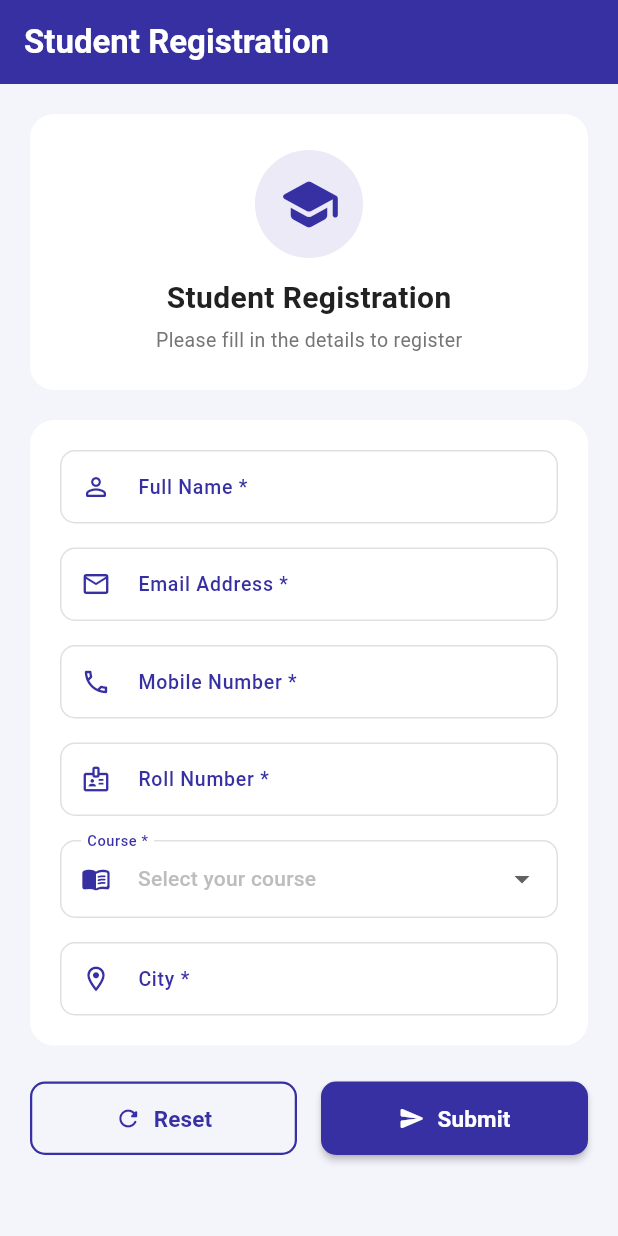
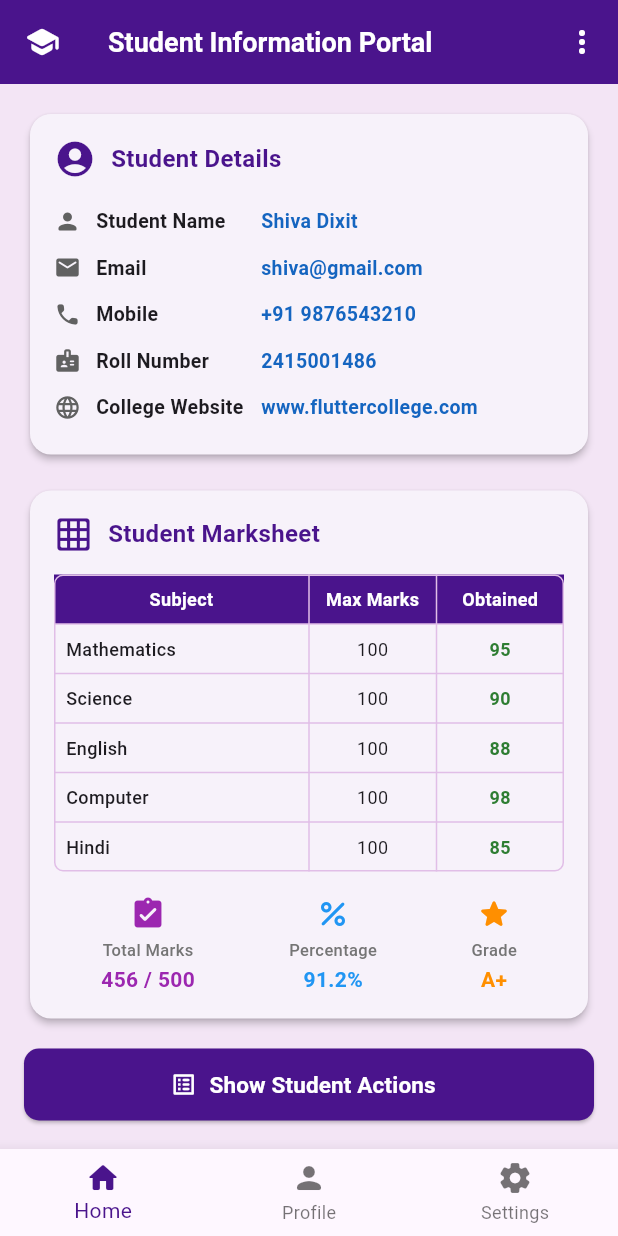
Before and after one commit to shivadixt/Jovac, a Flutter app: the screen it shows after launch, on a phone screen of 412 x 824 dp. Run offline on Flutter 3.47's test engine with Material 3 defaults, Android fonts, the light colour scheme and no system bars.

Commit message:
added student_info_ screen

```diff
--- a/jovacapp/lib/main.dart
+++ b/jovacapp/lib/main.dart
@@ -9,7 +9,8 @@ import 'package:flutter/material.dart';
 //import 'screens/home_screen.dart';
 //import 'screens/edit_course_screen.dart';
 //import 'screens/college_portal_screen.dart';
-import 'screens/student_registration_form.dart';
+//import 'screens/student_registration_form.dart';
+import 'screens/student_info_portal.dart';
 void main() {
   runApp(const MyApp());
 }
@@ -19,8 +20,9 @@ class MyApp extends StatelessWidget {
   Widget build(BuildContext context) {
     return MaterialApp(
       debugShowCheckedModeBanner: false,
-      title: 'Student Registration Form',
-      home: const StudentRegistrationForm(),
+      title: 'Student Information Portal',
+      home: const StudentInfoPortalScreen(),
+      //home: const StudentRegistrationForm(),
       //home: const CollegePortalScreen(),
       //home: const HomeScreen(),
       //home: const StudentIdCardScreen(),
--- /dev/null
+++ b/jovacapp/lib/screens/student_info_portal.dart
@@ -0,0 +1,316 @@
+import 'package:flutter/material.dart';
+class StudentInfoPortalScreen extends StatefulWidget {
+  const StudentInfoPortalScreen({super.key});
+  @override
+  State<StudentInfoPortalScreen> createState() => _StudentInfoPortalScreenState();
+}
+class _StudentInfoPortalScreenState extends State<StudentInfoPortalScreen> {
+  int _currentNavIndex = 0;
+  final Map<String, String> _studentDetails = {
+    'Student Name': 'Shiva Dixit',
+    'Email': 'shiva@gmail.com',
+    'Mobile': '+91 9876543210',
+    'Roll Number': '2415001486',
+    'College Website': 'www.fluttercollege.com',
+  };
+  final List<Map<String, dynamic>> _marksheetData = [
+    {'subject': 'Mathematics', 'maxMarks': 100, 'obtained': 95},
+    {'subject': 'Science', 'maxMarks': 100, 'obtained': 90},
+    {'subject': 'English', 'maxMarks': 100, 'obtained': 88},
+    {'subject': 'Computer', 'maxMarks': 100, 'obtained': 98},
+    {'subject': 'Hindi', 'maxMarks': 100, 'obtained': 85},
+  ];
+  int get _totalObtained => _marksheetData.fold(0, (sum, item) => sum + (item['obtained'] as int));
+  int get _totalMax => _marksheetData.fold(0, (sum, item) => sum + (item['maxMarks'] as int));
+  double get _percentage => (_totalObtained / _totalMax) * 100;
+  String get _grade {
+    if (_percentage >= 90) return 'A+';
+    if (_percentage >= 80) return 'A';
+    if (_percentage >= 70) return 'B';
+    if (_percentage >= 60) return 'C';
+    return 'D';
+  }
+  void _showSnackBar(String message) {
+    ScaffoldMessenger.of(context).clearSnackBars();
+    ScaffoldMessenger.of(context).showSnackBar(
+      SnackBar(
+        content: Row(
+          children: [
+            const Icon(Icons.check_circle_rounded, color: Colors.white),
+            const SizedBox(width: 10),
+            Expanded(child: Text(message, style: const TextStyle(color: Colors.white, fontWeight: FontWeight.w500))),
+          ],
+        ),
+        backgroundColor: const Color(0xFF2E7D32),
+        duration: const Duration(seconds: 4),
+        behavior: SnackBarBehavior.floating,
+        shape: RoundedRectangleBorder(borderRadius: BorderRadius.circular(10)),
+        action: SnackBarAction(
+          label: 'UNDO',
+          textColor: Colors.white,
+          onPressed: () {},
+        ),
+      ),
+    );
+  }
+  void _openBottomSheet() {
+    showModalBottomSheet(
+      context: context,
+      shape: const RoundedRectangleBorder(
+        borderRadius: BorderRadius.vertical(top: Radius.circular(20)),
+      ),
+      builder: (ctx) {
+        return Container(
+          padding: const EdgeInsets.symmetric(horizontal: 20, vertical: 16),
+          child: Column(
+            mainAxisSize: MainAxisSize.min,
+            crossAxisAlignment: CrossAxisAlignment.start,
+            children: [
+              Center(
+                child: Container(
+                  width: 40,
+                  height: 4,
+                  decoration: BoxDecoration(color: Colors.grey.shade300, borderRadius: BorderRadius.circular(2)),
+                ),
+              ),
+              const SizedBox(height: 12),
+              const Text(
+                'Student Actions',
+                style: TextStyle(fontSize: 18, fontWeight: FontWeight.bold, color: Color(0xFF4A148C)),
+              ),
+              const SizedBox(height: 12),
+              _actionTile(Icons.email_rounded, 'Send Email', Colors.blue, () {
+                Navigator.pop(ctx);
+                _showSnackBar('Email sent to student successfully!');
+              }),
+              _actionTile(Icons.phone_rounded, 'Call Student', Colors.green, () {
+                Navigator.pop(ctx);
+                _showSnackBar('Call initiated to student!');
+              }),
+              _actionTile(Icons.location_on_rounded, 'View Address', Colors.orange, () {
+                Navigator.pop(ctx);
+                _showSnackBar('Student address retrieved!');
+              }),
+              _actionTile(Icons.share_rounded, 'Share Profile', Colors.purple, () {
+                Navigator.pop(ctx);
+                _showSnackBar('Student Profile Shared Successfully!');
+              }),
+              _actionTile(Icons.download_rounded, 'Download Marksheet', Colors.indigo, () {
+                Navigator.pop(ctx);
+                _showSnackBar('Marksheet Downloaded Successfully!');
+              }),
+              _actionTile(Icons.cancel_rounded, 'Close', Colors.red, () {
+                Navigator.pop(ctx);
+              }),
+            ],
+          ),
+        );
+      },
+    );
+  }
+  Widget _actionTile(IconData icon, String title, Color color, VoidCallback onTap) {
+    return ListTile(
+      leading: Icon(icon, color: color),
+      title: Text(title, style: const TextStyle(fontWeight: FontWeight.w600, fontSize: 14)),
+      onTap: onTap,
+      dense: true,
+      contentPadding: EdgeInsets.zero,
+    );
+  }
+  IconData _getFieldIcon(String key) {
+    switch (key) {
+      case 'Student Name':
+        return Icons.person_rounded;
+      case 'Email':
+        return Icons.email_rounded;
+      case 'Mobile':
+        return Icons.phone_rounded;
+      case 'Roll Number':
+        return Icons.badge_rounded;
+      case 'College Website':
+        return Icons.language_rounded;
+      default:
+        return Icons.info_rounded;
+    }
+  }
+  @override
+  Widget build(BuildContext context) {
+    return Scaffold(
+      backgroundColor: const Color(0xFFF3E5F5),
+      appBar: AppBar(
+        title: const Text('Student Information Portal', style: TextStyle(color: Colors.white, fontWeight: FontWeight.bold, fontSize: 18)),
+        leading: const Icon(Icons.school_rounded, color: Colors.white),
+        backgroundColor: const Color(0xFF4A148C),
+        actions: [
+          IconButton(
+            icon: const Icon(Icons.more_vert_rounded, color: Colors.white),
+            onPressed: () {},
+          ),
+        ],
+        elevation: 0,
+      ),
+      body: SingleChildScrollView(
+        padding: const EdgeInsets.all(16),
+        child: Column(
+          children: [
+            Card(
+              elevation: 2,
+              shape: RoundedRectangleBorder(borderRadius: BorderRadius.circular(14)),
+              child: Padding(
+                padding: const EdgeInsets.all(16),
+                child: Column(
+                  crossAxisAlignment: CrossAxisAlignment.start,
+                  children: [
+                    const Row(
+                      children: [
+                        Icon(Icons.account_circle_rounded, color: Color(0xFF4A148C), size: 28),
+                        SizedBox(width: 10),
+                        Text('Student Details', style: TextStyle(fontSize: 16, fontWeight: FontWeight.bold, color: Color(0xFF4A148C))),
+                      ],
+                    ),
+                    const SizedBox(height: 12),
+                    ..._studentDetails.entries.map((entry) {
+                      return Padding(
+                        padding: const EdgeInsets.symmetric(vertical: 6),
+                        child: Row(
+                          children: [
+                            Icon(_getFieldIcon(entry.key), size: 18, color: Colors.grey.shade700),
+                            const SizedBox(width: 10),
+                            SizedBox(
+                              width: 110,
+                              child: Text(entry.key, style: const TextStyle(fontWeight: FontWeight.w600, fontSize: 13)),
+                            ),
+                            Expanded(
+                              child: SelectableText(
+                                entry.value,
+                                style: const TextStyle(color: Color(0xFF1565C0), fontWeight: FontWeight.w600, fontSize: 13),
+                              ),
+                            ),
+                          ],
+                        ),
+                      );
+                    }),
+                  ],
+                ),
+              ),
+            ),
+            const SizedBox(height: 16),
+            Card(
+              elevation: 2,
+              shape: RoundedRectangleBorder(borderRadius: BorderRadius.circular(14)),
+              child: Padding(
+                padding: const EdgeInsets.all(16),
+                child: Column(
+                  crossAxisAlignment: CrossAxisAlignment.start,
+                  children: [
+                    const Row(
+                      children: [
+                        Icon(Icons.grid_on_rounded, color: Color(0xFF4A148C), size: 26),
+                        SizedBox(width: 10),
+                        Text('Student Marksheet', style: TextStyle(fontSize: 16, fontWeight: FontWeight.bold, color: Color(0xFF4A148C))),
+                      ],
+                    ),
+                    const SizedBox(height: 14),
+                    Table(
+                      border: TableBorder.all(color: Colors.purple.shade100, width: 1, borderRadius: BorderRadius.circular(6)),
+                      columnWidths: const {
+                        0: FlexColumnWidth(2),
+                        1: FlexColumnWidth(1),
+                        2: FlexColumnWidth(1),
+                      },
+                      children: [
+                        TableRow(
+                          decoration: const BoxDecoration(color: Color(0xFF4A148C)),
+                          children: const [
+                            Padding(
+                              padding: EdgeInsets.symmetric(vertical: 8),
+                              child: Text('Subject', textAlign: TextAlign.center, style: TextStyle(color: Colors.white, fontWeight: FontWeight.bold, fontSize: 12)),
+                            ),
+                            Padding(
+                              padding: EdgeInsets.symmetric(vertical: 8),
+                              child: Text('Max Marks', textAlign: TextAlign.center, style: TextStyle(color: Colors.white, fontWeight: FontWeight.bold, fontSize: 12)),
+                            ),
+                            Padding(
+                              padding: EdgeInsets.symmetric(vertical: 8),
+                              child: Text('Obtained', textAlign: TextAlign.center, style: TextStyle(color: Colors.white, fontWeight: FontWeight.bold, fontSize: 12)),
+                            ),
+                          ],
+                        ),
+                        ..._marksheetData.map((item) {
+                          return TableRow(
+                            children: [
+                              Padding(
+                                padding: const EdgeInsets.symmetric(vertical: 8, horizontal: 8),
+                                child: Text(item['subject'].toString(), style: const TextStyle(fontSize: 12, fontWeight: FontWeight.w500)),
+                              ),
+                              Padding(
+                                padding: const EdgeInsets.symmetric(vertical: 8),
+                                child: Text(item['maxMarks'].toString(), textAlign: TextAlign.center, style: const TextStyle(fontSize: 12)),
+                              ),
+                              Padding(
+                                padding: const EdgeInsets.symmetric(vertical: 8),
+                                child: Text(
+                                  item['obtained'].toString(),
+                                  textAlign: TextAlign.center,
+                                  style: const TextStyle(fontSize: 12, fontWeight: FontWeight.bold, color: Color(0xFF2E7D32)),
+                                ),
+                              ),
+                            ],
+                          );
+                        }),
+                      ],
+                    ),
+                    const SizedBox(height: 16),
+                    Row(
+                      mainAxisAlignment: MainAxisAlignment.spaceAround,
+                      children: [
+                        _summaryCard(Icons.assignment_turned_in_rounded, 'Total Marks', '$_totalObtained / $_totalMax', Colors.purple),
+                        _summaryCard(Icons.percent_rounded, 'Percentage', '${_percentage.toStringAsFixed(1)}%', Colors.blue),
+                        _summaryCard(Icons.star_rounded, 'Grade', _grade, Colors.amber.shade800),
+                      ],
+                    ),
+                  ],
+                ),
+              ),
+            ),
+            const SizedBox(height: 16),
+            SizedBox(
+              width: double.infinity,
+              height: 48,
+              child: ElevatedButton.icon(
+                onPressed: _openBottomSheet,
+                icon: const Icon(Icons.list_alt_rounded, color: Colors.white),
+                label: const Text('Show Student Actions', style: TextStyle(color: Colors.white, fontSize: 15, fontWeight: FontWeight.bold)),
+                style: ElevatedButton.styleFrom(
+                  backgroundColor: const Color(0xFF4A148C),
+                  shape: RoundedRectangleBorder(borderRadius: BorderRadius.circular(10)),
+                ),
+              ),
+            ),
+          ],
+        ),
+      ),
+      bottomNavigationBar: BottomNavigationBar(
+        currentIndex: _currentNavIndex,
+        onTap: (index) => setState(() => _currentNavIndex = index),
+        selectedItemColor: const Color(0xFF4A148C),
+        items: const [
+          BottomNavigationBarItem(icon: Icon(Icons.home_rounded), label: 'Home'),
+          BottomNavigationBarItem(icon: Icon(Icons.person_rounded), label: 'Profile'),
+          BottomNavigationBarItem(icon: Icon(Icons.settings_rounded), label: 'Settings'),
+        ],
+      ),
+    );
+  }
+  Widget _summaryCard(IconData icon, String label, String value, Color color) {
+    return Column(
+      children: [
+        Icon(icon, color: color, size: 24),
+        const SizedBox(height: 4),
+        Text(label, style: TextStyle(fontSize: 11, color: Colors.grey.shade600, fontWeight: FontWeight.w500)),
+        const SizedBox(height: 2),
+        Text(value, style: TextStyle(fontSize: 14, fontWeight: FontWeight.bold, color: color)),
+      ],
+    );
+  }
+}
```
